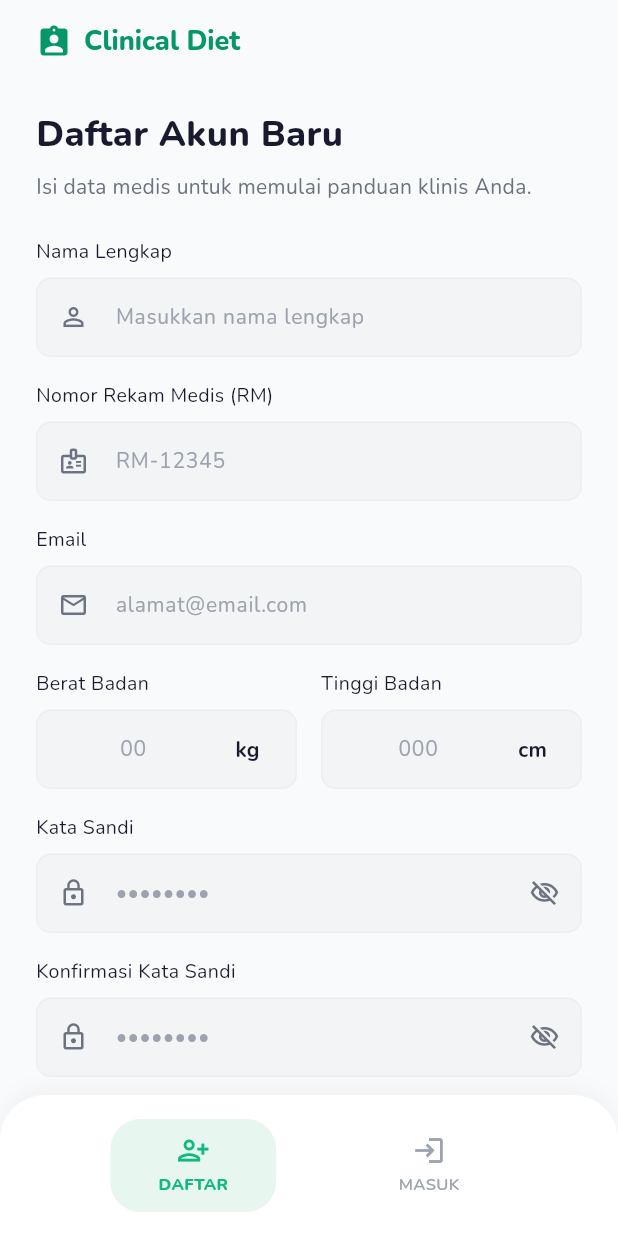
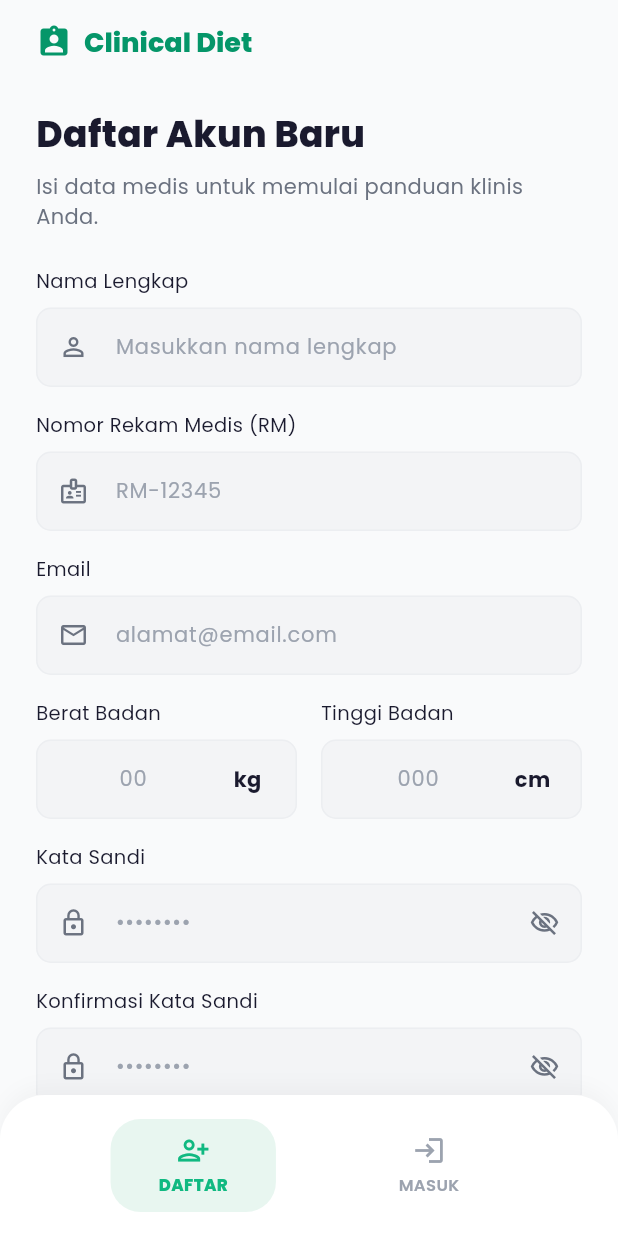
Before and after one commit to muhammadnaufalmustafa-cpu/kelompok2_clinicaldiet_mobile, a Flutter app: the screen it shows after launch, after a tap on "DAFTAR", on a phone screen of 412 x 824 dp. Run offline on Flutter 3.47's test engine with Material 3 defaults, Android fonts, the light colour scheme and no system bars; our stand-ins replace google_fonts, percent_indicator, shared_preferences.

Commit message:
font nunito > poppins

```diff
--- a/lib/screens/login_screen.dart
+++ b/lib/screens/login_screen.dart
@@ -53,7 +53,7 @@ class _LoginScreenState extends State<LoginScreen> {
   void _showError(String message) {
     ScaffoldMessenger.of(context).showSnackBar(
       SnackBar(
-        content: Text(message, style: GoogleFonts.nunito()),
+        content: Text(message, style: GoogleFonts.poppins()),
         backgroundColor: Colors.redAccent,
         behavior: SnackBarBehavior.floating,
         shape: RoundedRectangleBorder(borderRadius: BorderRadius.circular(12)),
@@ -101,7 +101,7 @@ class _LoginScreenState extends State<LoginScreen> {
                     const SizedBox(width: 8),
                     Text(
                       'ClinicalDiet',
-                      style: GoogleFonts.nunito(
+                      style: GoogleFonts.poppins(
                         fontSize: 16,
                         fontWeight: FontWeight.w800,
                         color: AppColors.primary,
@@ -130,7 +130,7 @@ class _LoginScreenState extends State<LoginScreen> {
                         child: Text(
                           'Simpan\nlogo.png',
                           textAlign: TextAlign.center,
-                          style: GoogleFonts.nunito(
+                          style: GoogleFonts.poppins(
                             fontSize: 12,
                             fontWeight: FontWeight.bold,
                             color: AppColors.primary,
@@ -144,7 +144,7 @@ class _LoginScreenState extends State<LoginScreen> {
                 Center(
                   child: Text(
                     'ClinicalDietMobile',
-                    style: GoogleFonts.nunito(
+                    style: GoogleFonts.poppins(
                       fontSize: 13,
                       fontWeight: FontWeight.w700,
                       color: AppColors.textSecondary,
@@ -157,7 +157,7 @@ class _LoginScreenState extends State<LoginScreen> {
                 Center(
                   child: Text(
                     'Masuk ke Aplikasi',
-                    style: GoogleFonts.nunito(
+                    style: GoogleFonts.poppins(
                       fontSize: 22,
                       fontWeight: FontWeight.w900,
                       color: AppColors.textPrimary,
@@ -169,7 +169,7 @@ class _LoginScreenState extends State<LoginScreen> {
                 // RM field
                 Text(
                   'NOMOR REKAM MEDIS (RM)',
-                  style: GoogleFonts.nunito(
+                  style: GoogleFonts.poppins(
                     fontSize: 11,
                     fontWeight: FontWeight.w700,
                     letterSpacing: 1,
@@ -187,7 +187,7 @@ class _LoginScreenState extends State<LoginScreen> {
                 const SizedBox(height: 4),
                 Text(
                   'Isi dengan nomor RM bapak/ibu',
-                  style: GoogleFonts.nunito(
+                  style: GoogleFonts.poppins(
                       fontSize: 12, color: AppColors.textMuted),
                 ),
                 const SizedBox(height: 18),
@@ -195,7 +195,7 @@ class _LoginScreenState extends State<LoginScreen> {
                 // Password field
                 Text(
                   'KATA SANDI',
-                  style: GoogleFonts.nunito(
+                  style: GoogleFonts.poppins(
                     fontSize: 11,
                     fontWeight: FontWeight.w700,
                     letterSpacing: 1,
@@ -221,7 +221,7 @@ class _LoginScreenState extends State<LoginScreen> {
                 const SizedBox(height: 4),
                 Text(
                   'Isi kata sandi yang diberikan petugas',
-                  style: GoogleFonts.nunito(
+                  style: GoogleFonts.poppins(
                       fontSize: 12, color: AppColors.textMuted),
                 ),
                 const SizedBox(height: 32),
@@ -251,7 +251,7 @@ class _LoginScreenState extends State<LoginScreen> {
                           )
                         : Text(
                             'MASUK',
-                            style: GoogleFonts.nunito(
+                            style: GoogleFonts.poppins(
                               fontSize: 16,
                               fontWeight: FontWeight.w800,
                               letterSpacing: 1.5,
@@ -285,11 +285,11 @@ class _LoginScreenState extends State<LoginScreen> {
         controller: controller,
         obscureText: obscure,
         keyboardType: keyboardType,
-        style: GoogleFonts.nunito(fontSize: 15, color: AppColors.textPrimary),
+        style: GoogleFonts.poppins(fontSize: 15, color: AppColors.textPrimary),
         decoration: InputDecoration(
           hintText: hint,
           hintStyle:
-              GoogleFonts.nunito(color: AppColors.textMuted, fontSize: 14),
+              GoogleFonts.poppins(color: AppColors.textMuted, fontSize: 14),
           suffixIcon: suffix != null
               ? Padding(
                   padding: const EdgeInsets.only(right: 12),
@@ -374,7 +374,7 @@ class _LoginScreenState extends State<LoginScreen> {
             const SizedBox(height: 4),
             Text(
               label,
-              style: GoogleFonts.nunito(
+              style: GoogleFonts.poppins(
                 fontSize: 11,
                 fontWeight: isSelected ? FontWeight.w800 : FontWeight.w600,
                 color: isSelected ? AppColors.primary : AppColors.textMuted,
--- a/lib/screens/main_screen.dart
+++ b/lib/screens/main_screen.dart
@@ -85,7 +85,7 @@ class _MainScreenState extends State<MainScreen> {
           const SizedBox(height: 2),
           Text(
             label,
-            style: GoogleFonts.nunito(
+            style: GoogleFonts.poppins(
               fontSize: 11,
               fontWeight: isActive ? FontWeight.w700 : FontWeight.w500,
               color: isActive ? AppColors.primary : AppColors.textMuted,
--- a/lib/screens/register_screen.dart
+++ b/lib/screens/register_screen.dart
@@ -92,7 +92,7 @@ class _RegisterScreenState extends State<RegisterScreen> {
   void _showSnackBar(String message, {required bool isError}) {
     ScaffoldMessenger.of(context).showSnackBar(
       SnackBar(
-        content: Text(message, style: GoogleFonts.nunito()),
+        content: Text(message, style: GoogleFonts.poppins()),
         backgroundColor: isError ? Colors.redAccent : AppColors.primary,
         behavior: SnackBarBehavior.floating,
         shape: RoundedRectangleBorder(borderRadius: BorderRadius.circular(12)),
@@ -115,7 +115,7 @@ class _RegisterScreenState extends State<RegisterScreen> {
             const SizedBox(width: 8),
             Text(
               'Clinical Diet',
-              style: GoogleFonts.nunito(
+              style: GoogleFonts.poppins(
                 fontSize: 18,
                 fontWeight: FontWeight.w800,
                 color: AppColors.primaryDark,
@@ -131,7 +131,7 @@ class _RegisterScreenState extends State<RegisterScreen> {
           children: [
             Text(
               'Daftar Akun Baru',
-              style: GoogleFonts.nunito(
+              style: GoogleFonts.poppins(
                 fontSize: 24,
                 fontWeight: FontWeight.w800,
                 color: AppColors.textPrimary,
@@ -140,7 +140,7 @@ class _RegisterScreenState extends State<RegisterScreen> {
             const SizedBox(height: 8),
             Text(
               'Isi data medis untuk memulai panduan klinis Anda.',
-              style: GoogleFonts.nunito(
+              style: GoogleFonts.poppins(
                 fontSize: 14,
                 color: AppColors.textSecondary,
               ),
@@ -253,7 +253,7 @@ class _RegisterScreenState extends State<RegisterScreen> {
                       )
                     : Text(
                         'DAFTAR',
-                        style: GoogleFonts.nunito(
+                        style: GoogleFonts.poppins(
                           fontSize: 16,
                           fontWeight: FontWeight.w700,
                         ),
@@ -273,14 +273,14 @@ class _RegisterScreenState extends State<RegisterScreen> {
                 child: RichText(
                   text: TextSpan(
                     text: 'Sudah punya akun? ',
-                    style: GoogleFonts.nunito(
+                    style: GoogleFonts.poppins(
                       color: AppColors.textSecondary,
                       fontSize: 14,
                     ),
                     children: [
                       TextSpan(
                         text: 'Masuk di sini',
-                        style: GoogleFonts.nunito(
+                        style: GoogleFonts.poppins(
                           color: AppColors.primary,
                           fontWeight: FontWeight.w700,
                         ),
@@ -312,7 +312,7 @@ class _RegisterScreenState extends State<RegisterScreen> {
       children: [
         Text(
           label,
-          style: GoogleFonts.nunito(
+          style: GoogleFonts.poppins(
             fontSize: 13,
             color: AppColors.textPrimary,
           ),
@@ -328,10 +328,10 @@ class _RegisterScreenState extends State<RegisterScreen> {
             controller: controller,
             obscureText: obscure,
             keyboardType: keyboardType,
-            style: GoogleFonts.nunito(fontSize: 15, color: AppColors.textPrimary),
+            style: GoogleFonts.poppins(fontSize: 15, color: AppColors.textPrimary),
             decoration: InputDecoration(
               hintText: hint,
-              hintStyle: GoogleFonts.nunito(color: AppColors.textMuted, fontSize: 14),
+              hintStyle: GoogleFonts.poppins(color: AppColors.textMuted, fontSize: 14),
               prefixIcon: prefixIcon != null
                   ? Icon(prefixIcon, color: AppColors.textSecondary, size: 20)
                   : null,
@@ -356,7 +356,7 @@ class _RegisterScreenState extends State<RegisterScreen> {
       children: [
         Text(
           label,
-          style: GoogleFonts.nunito(
+          style: GoogleFonts.poppins(
             fontSize: 13,
             color: AppColors.textPrimary,
           ),
@@ -372,10 +372,10 @@ class _RegisterScreenState extends State<RegisterScreen> {
             controller: controller,
             keyboardType: TextInputType.number,
             textAlign: TextAlign.center,
-            style: GoogleFonts.nunito(fontSize: 15, color: AppColors.textPrimary),
+            style: GoogleFonts.poppins(fontSize: 15, color: AppColors.textPrimary),
             decoration: InputDecoration(
               hintText: hint,
-              hintStyle: GoogleFonts.nunito(color: AppColors.textMuted, fontSize: 14),
+              hintStyle: GoogleFonts.poppins(color: AppColors.textMuted, fontSize: 14),
               suffixIcon: Column(
                 mainAxisAlignment: MainAxisAlignment.center,
                 children: [
@@ -383,7 +383,7 @@ class _RegisterScreenState extends State<RegisterScreen> {
                     padding: const EdgeInsets.only(right: 16),
                     child: Text(
                       suffixText,
-                      style: GoogleFonts.nunito(
+                      style: GoogleFonts.poppins(
                         color: AppColors.textPrimary,
                         fontWeight: FontWeight.w700,
                         fontSize: 14,
@@ -469,7 +469,7 @@ class _RegisterScreenState extends State<RegisterScreen> {
             const SizedBox(height: 4),
             Text(
               label,
-              style: GoogleFonts.nunito(
+              style: GoogleFonts.poppins(
                 fontSize: 11,
                 fontWeight: isSelected ? FontWeight.w800 : FontWeight.w600,
                 color: isSelected ? AppColors.primary : AppColors.textMuted,
--- a/lib/theme/app_theme.dart
+++ b/lib/theme/app_theme.dart
@@ -25,13 +25,13 @@ ThemeData buildAppTheme() {
       surface: AppColors.surface,
     ),
     scaffoldBackgroundColor: AppColors.background,
-    textTheme: GoogleFonts.nunitoTextTheme(),
+    textTheme: GoogleFonts.poppinsTextTheme(),
     appBarTheme: AppBarTheme(
       backgroundColor: AppColors.surface,
       elevation: 0,
       centerTitle: true,
       iconTheme: const IconThemeData(color: AppColors.textPrimary),
-      titleTextStyle: GoogleFonts.nunito(
+      titleTextStyle: GoogleFonts.poppins(
         fontSize: 18,
         fontWeight: FontWeight.w700,
         color: AppColors.textPrimary,
```
Also changed, not shown: lib/screens/catatan_screen.dart (+11 -11 lines), lib/screens/edukasi_screen.dart (+10 -10 lines), lib/screens/evaluasi_pasien_screen.dart (+14 -14 lines), lib/screens/home_screen.dart (+17 -17 lines), lib/screens/profil_screen.dart (+14 -14 lines).
